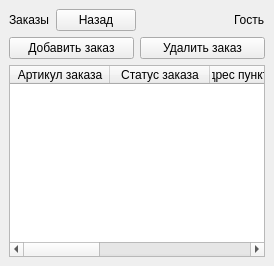
Above: ui/orders_list.ui from Oxxy63m/demka before the change. Below: the same form after it.
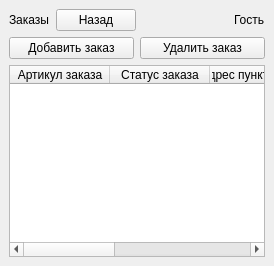
That is the form after the change.

Patch:
```diff
--- a/ui/orders_list.ui
+++ b/ui/orders_list.ui
@@ -21,13 +21,12 @@
     </item>
     <item>
      <widget class="QTableWidget" name="table">
-      <property name="columnCount"><number>6</number></property>
+      <property name="columnCount"><number>5</number></property>
       <column><property name="text"><string>Артикул заказа</string></property></column>
       <column><property name="text"><string>Статус заказа</string></property></column>
       <column><property name="text"><string>Адрес пункта выдачи</string></property></column>
       <column><property name="text"><string>Дата заказа</string></property></column>
       <column><property name="text"><string>Дата доставки</string></property></column>
-      <column><property name="text"><string>Клиент</string></property></column>
      </widget>
     </item>
    </layout>
```
